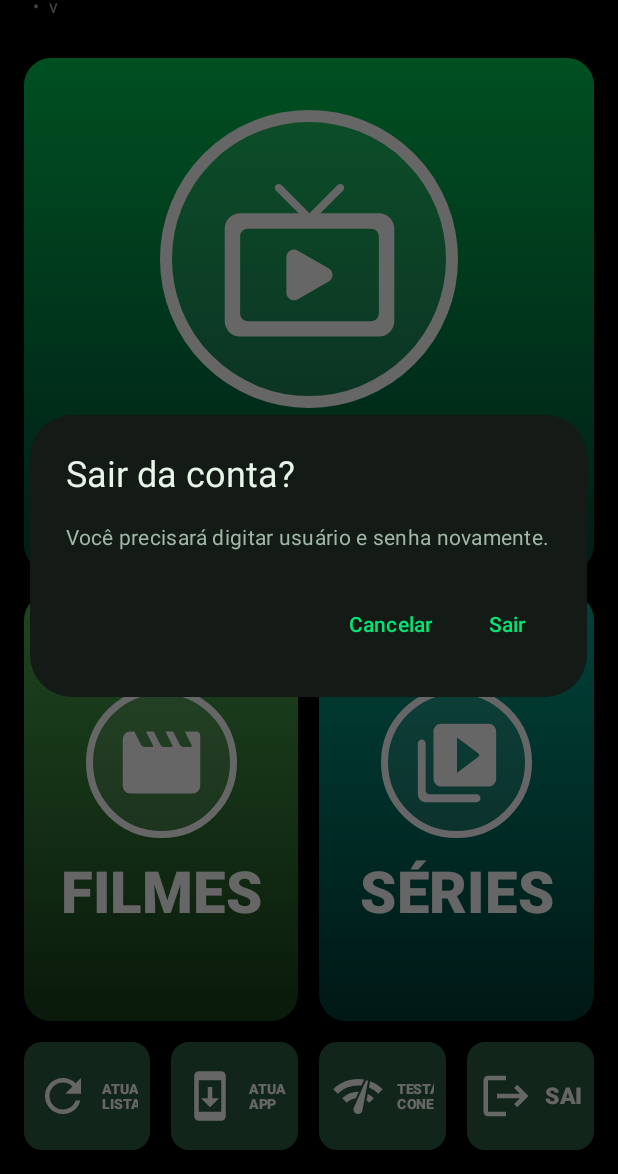
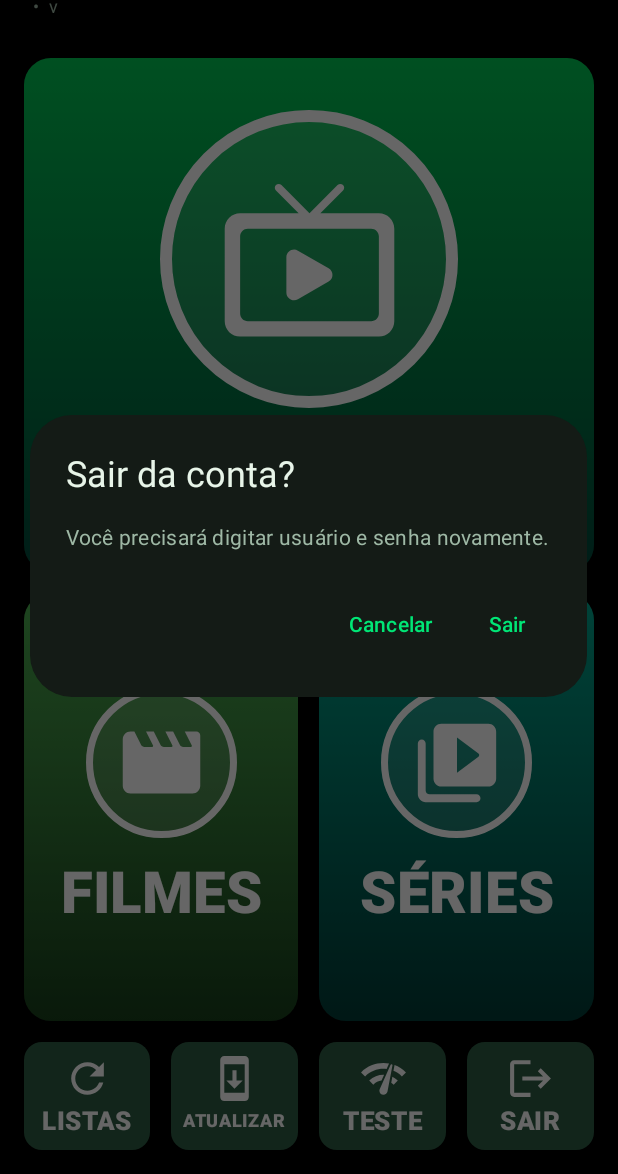
Before and after one commit to wbrandaon-cpu/iptv-plater, an Android app built with Jetpack Compose: the HomeScreen screen opened through its navigation route, after a tap on "SAIR", on a phone screen of 412 x 824 dp, the part 62-1236 px from its top. Run offline under Robolectric (Android 15) with nearby library versions, the phone set to English and light mode, and no system bars; libraries missing offline, so code that uses them is left out: coil.decode; network calls fail; pictures from the network do not load.

Commit message:
Atalhos da tela inicial legíveis no celular em pé
Co-Authored-By: Claude Opus 5.5 <noreply@anthropic.com>
Claude-Session: https://claude.ai/code/session_01LvPLySwvPFnZyrf7RLVxoi

```diff
--- a/app/src/main/java/com/example/iptvplayer/ui/home/HomeScreen.kt
+++ b/app/src/main/java/com/example/iptvplayer/ui/home/HomeScreen.kt
@@ -166,10 +166,10 @@ fun HomeScreen(
                 }
                 val shortcuts = @Composable { m: Modifier ->
                     Row(m, horizontalArrangement = Arrangement.spacedBy(gap)) {
-                        ShortcutButton("ATUALIZAR\nLISTAS", Icons.Default.Refresh, Modifier.weight(1f).fillMaxHeight(), refreshLists)
-                        ShortcutButton("ATUALIZAR\nAPP", Icons.Default.SystemUpdate, Modifier.weight(1f).fillMaxHeight(), checkUpdate)
-                        ShortcutButton("TESTAR\nCONEXÃO", Icons.Default.NetworkCheck, Modifier.weight(1f).fillMaxHeight()) { showConnectionTest = true }
-                        ShortcutButton("SAIR", Icons.AutoMirrored.Filled.Logout, Modifier.weight(1f).fillMaxHeight()) { confirmLogout = true }
+                        ShortcutButton("ATUALIZAR\nLISTAS", "LISTAS", Icons.Default.Refresh, Modifier.weight(1f).fillMaxHeight(), refreshLists)
+                        ShortcutButton("ATUALIZAR\nAPP", "ATUALIZAR", Icons.Default.SystemUpdate, Modifier.weight(1f).fillMaxHeight(), checkUpdate)
+                        ShortcutButton("TESTAR\nCONEXÃO", "TESTE", Icons.Default.NetworkCheck, Modifier.weight(1f).fillMaxHeight()) { showConnectionTest = true }
+                        ShortcutButton("SAIR", "SAIR", Icons.AutoMirrored.Filled.Logout, Modifier.weight(1f).fillMaxHeight()) { confirmLogout = true }
                     }
                 }
 
@@ -306,7 +306,13 @@ private fun DashboardCard(entry: DashboardEntry, big: Boolean, modifier: Modifie
 
 /** Botões menores da linha de baixo (atalhos): ícone e texto preenchem o botão. */
 @Composable
-private fun ShortcutButton(label: String, icon: ImageVector, modifier: Modifier, onClick: () -> Unit) {
+private fun ShortcutButton(
+    label: String,
+    shortLabel: String,
+    icon: ImageVector,
+    modifier: Modifier,
+    onClick: () -> Unit
+) {
     val shape = RoundedCornerShape(12.dp)
     Surface(
         onClick = onClick,
@@ -317,15 +323,25 @@ private fun ShortcutButton(label: String, icon: ImageVector, modifier: Modifier,
     ) {
         BoxWithConstraints(Modifier.fillMaxSize(), contentAlignment = Alignment.Center) {
             val density = LocalDensity.current
+            if (maxWidth < 150.dp) {
+                // Botão estreito (celular em pé): ícone em cima e nome curto embaixo
+                val iconSize = maxHeight * 0.45f
+                val byWidth = (maxWidth - 8.dp) / (shortLabel.length * 0.7f)
+                val byHeight = maxHeight * 0.24f
+                val fontSize = with(density) { minOf(byWidth, byHeight).coerceAtLeast(8.dp).toSp() }
+                Column(horizontalAlignment = Alignment.CenterHorizontally) {
+                    Icon(icon, contentDescription = label.replace('\n', ' '), modifier = Modifier.size(iconSize))
+                    Text(shortLabel, fontSize = fontSize, fontWeight = FontWeight.ExtraBold, maxLines = 1, softWrap = false)
+                }
+            } else {
+                // Botão largo (paisagem / TV): ícone ao lado do nome completo
                 val lines = label.lines()
                 val longest = lines.maxOf { it.length }
                 val iconSize = maxHeight * 0.5f
-            // Espaço para o texto: largura total menos o ícone e margens
                 val textWidth = (maxWidth - iconSize - 28.dp).coerceAtLeast(40.dp)
                 val byWidth = textWidth / (longest * 0.66f)
                 val byHeight = maxHeight * 0.78f / (lines.size * 1.15f)
                 val fontSize = with(density) { minOf(byWidth, byHeight).coerceAtLeast(9.dp).toSp() }
-
                 Row(
                     Modifier
                         .fillMaxSize()
@@ -347,6 +363,7 @@ private fun ShortcutButton(label: String, icon: ImageVector, modifier: Modifier,
             }
         }
     }
+}
 
 private val ShortcutColor = Color(0xFF2E5E45)
 
```
Lines whose indentation alone changed are shown as unchanged.
